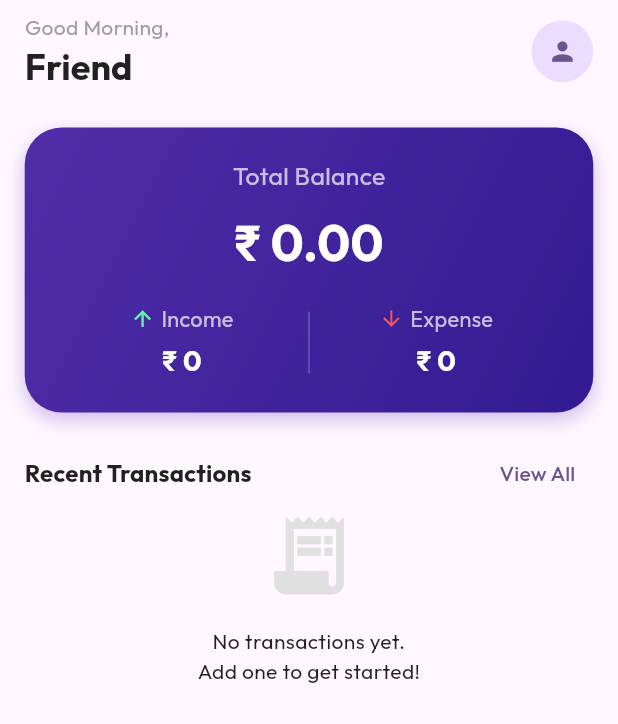
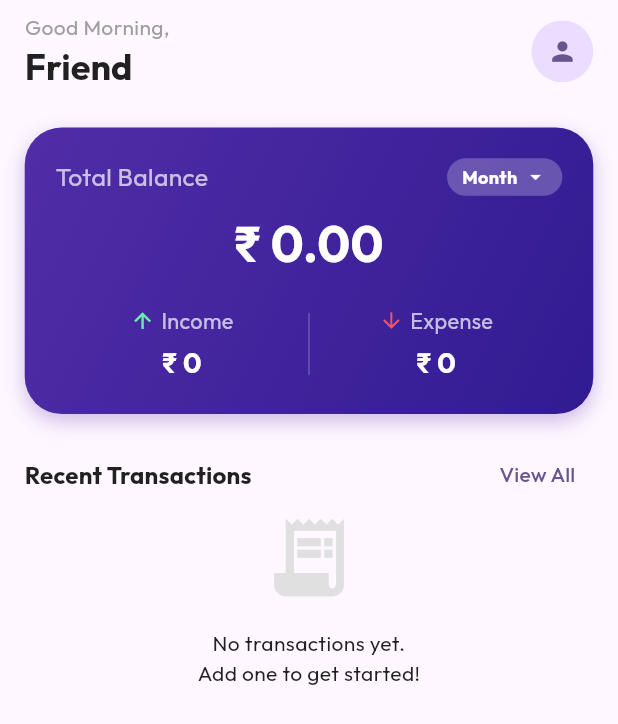
Before and after one commit to pajjuh/namma-expense, a Flutter app: the HomeScreen screen opened directly, on a phone screen of 412 x 824 dp. Shown: the top 724 px of the screen. Run offline on Flutter 3.47's test engine with Material 3 defaults, Android fonts, the phone set to English and light mode, and no system bars; our stand-ins replace file_picker, fl_chart, font_awesome_flutter, google_fonts, permission_handler, share_plus and 3 more; missing offline and left inert: flutter_sms_inbox; accounts and stored records are empty.

Commit message:
dashboard improvement

```diff
--- a/lib/providers/expense_provider.dart
+++ b/lib/providers/expense_provider.dart
@@ -3,15 +3,73 @@ import '../models/transaction.dart';
 import '../helpers/db_helper.dart';
 import '../helpers/constants.dart';
 
+enum DashboardTimeFilter { day, week, month, lifetime }
+
 class ExpenseProvider with ChangeNotifier {
   List<Transaction> _transactions = [];
   final DBHelper _dbHelper = DBHelper();
+
+  DashboardTimeFilter _dashboardFilter = DashboardTimeFilter.month;
+
+  DashboardTimeFilter get dashboardFilter => _dashboardFilter;
+
+  void setDashboardFilter(DashboardTimeFilter filter) {
+    _dashboardFilter = filter;
+    notifyListeners();
+  }
 
   List<Transaction> get transactions => _transactions;
 
   List<Transaction> get recentTransactions {
     return _transactions.take(10).toList();
   }
+
+  // --- Filtered Dashboard Logic ---
+
+  List<Transaction> get _filteredTransactions {
+    if (_dashboardFilter == DashboardTimeFilter.lifetime) return _transactions;
+
+    final now = DateTime.now();
+    return _transactions.where((txn) {
+      if (_dashboardFilter == DashboardTimeFilter.day) {
+        return txn.date.year == now.year && txn.date.month == now.month && txn.date.day == now.day;
+      } else if (_dashboardFilter == DashboardTimeFilter.week) {
+        // Simple 7 days window
+        final diff = now.difference(txn.date).inDays;
+        return diff >= 0 && diff < 7;
+      } else if (_dashboardFilter == DashboardTimeFilter.month) {
+        return txn.date.year == now.year && txn.date.month == now.month;
+      }
+      return true;
+    }).toList();
+  }
+
+  double get filteredBalance {
+    double income = 0.0;
+    double expense = 0.0;
+    for (var txn in _filteredTransactions) {
+      if (txn.type == TransactionType.income) {
+        income += txn.amount;
+      } else {
+        expense += txn.amount;
+      }
+    }
+    return income - expense;
+  }
+
+  double get filteredIncome {
+    return _filteredTransactions
+        .where((txn) => txn.type == TransactionType.income)
+        .fold(0.0, (sum, item) => sum + item.amount);
+  }
+
+  double get filteredExpense {
+    return _filteredTransactions
+        .where((txn) => txn.type == TransactionType.expense)
+        .fold(0.0, (sum, item) => sum + item.amount);
+  }
+
+  // --- Lifetime Totals ---
 
   double get totalBalance {
     double income = 0.0;
--- a/lib/widgets/summary_card.dart
+++ b/lib/widgets/summary_card.dart
@@ -42,15 +42,21 @@ class SummaryCard extends StatelessWidget {
       child: Column(
         mainAxisSize: MainAxisSize.min,
         children: [
-          Text(
-            'Total Balance',
-            style: TextStyle(color: Colors.white70, fontSize: titleFontSize),
+          Row(
+            mainAxisAlignment: MainAxisAlignment.spaceBetween,
+            children: [
+              Text(
+                'Total Balance',
+                style: TextStyle(color: Colors.white70, fontSize: titleFontSize),
+              ),
+              _buildFilterDropdown(context, expenseProvider),
+            ],
           ),
           SizedBox(height: screenHeight * 0.01),
           FittedBox(
             fit: BoxFit.scaleDown,
             child: Text(
-              '$currency ${expenseProvider.totalBalance.toStringAsFixed(2)}',
+              '$currency ${expenseProvider.filteredBalance.toStringAsFixed(2)}',
               style: TextStyle(
                 color: Colors.white,
                 fontSize: balanceFontSize,
@@ -64,7 +70,7 @@ class SummaryCard extends StatelessWidget {
               _buildIndicator(
                 context: context,
                 label: 'Income',
-                amount: '$currency ${expenseProvider.totalIncome.toStringAsFixed(0)}',
+                amount: '$currency ${expenseProvider.filteredIncome.toStringAsFixed(0)}',
                 icon: Icons.arrow_upward,
                 color: Colors.greenAccent,
                 iconSize: iconSize,
@@ -78,7 +84,7 @@ class SummaryCard extends StatelessWidget {
               _buildIndicator(
                 context: context,
                 label: 'Expense',
-                amount: '$currency ${expenseProvider.totalExpense.toStringAsFixed(0)}',
+                amount: '$currency ${expenseProvider.filteredExpense.toStringAsFixed(0)}',
                 icon: Icons.arrow_downward,
                 color: Colors.redAccent,
                 iconSize: iconSize,
@@ -136,4 +142,62 @@ class SummaryCard extends StatelessWidget {
       ),
     );
   }
+
+  Widget _buildFilterDropdown(BuildContext context, ExpenseProvider expenseProvider) {
+    return PopupMenuButton<DashboardTimeFilter>(
+      initialValue: expenseProvider.dashboardFilter,
+      onSelected: (DashboardTimeFilter filter) {
+        expenseProvider.setDashboardFilter(filter);
+      },
+      child: Container(
+        padding: const EdgeInsets.symmetric(horizontal: 10, vertical: 4),
+        decoration: BoxDecoration(
+          color: Colors.white24,
+          borderRadius: BorderRadius.circular(20),
+        ),
+        child: Row(
+          mainAxisSize: MainAxisSize.min,
+          children: [
+            Text(
+              _getFilterLabel(expenseProvider.dashboardFilter),
+              style: const TextStyle(color: Colors.white, fontSize: 12, fontWeight: FontWeight.bold),
+            ),
+            const SizedBox(width: 4),
+            const Icon(Icons.arrow_drop_down, color: Colors.white, size: 16),
+          ],
+        ),
+      ),
+      itemBuilder: (context) => [
+        const PopupMenuItem(
+          value: DashboardTimeFilter.day,
+          child: Text('Today'),
+        ),
+        const PopupMenuItem(
+          value: DashboardTimeFilter.week,
+          child: Text('This Week (7 days)'),
+        ),
+        const PopupMenuItem(
+          value: DashboardTimeFilter.month,
+          child: Text('This Month'),
+        ),
+        const PopupMenuItem(
+          value: DashboardTimeFilter.lifetime,
+          child: Text('Lifetime'),
+        ),
+      ],
+    );
+  }
+
+  String _getFilterLabel(DashboardTimeFilter filter) {
+    switch (filter) {
+      case DashboardTimeFilter.day:
+        return 'Today';
+      case DashboardTimeFilter.week:
+        return 'Week';
+      case DashboardTimeFilter.month:
+        return 'Month';
+      case DashboardTimeFilter.lifetime:
+        return 'Lifetime';
+    }
+  }
 }
```
